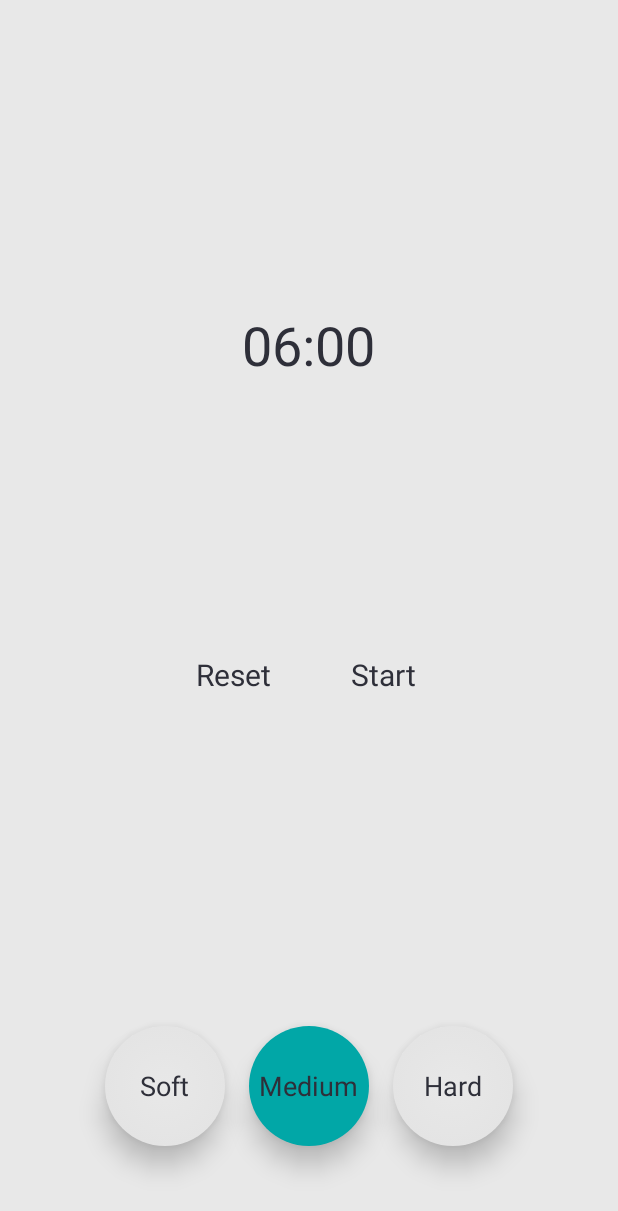
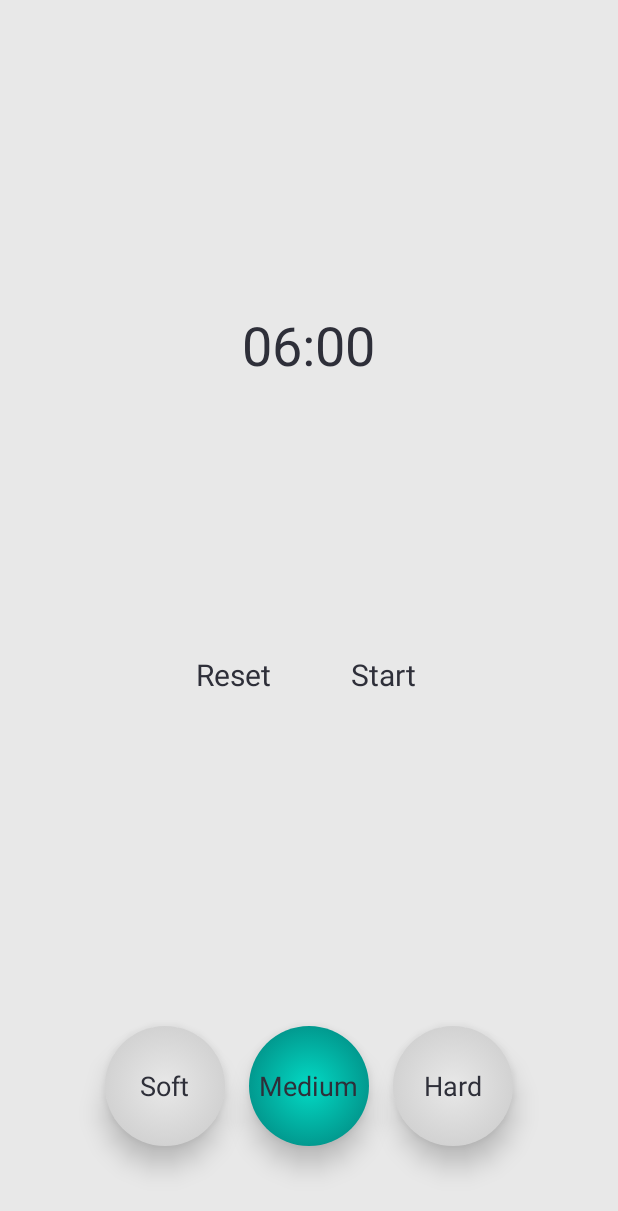
Before and after one commit to tarikyasar/android-egg-timer, an Android app: the layout activity_main.xml on its own in the app's theme, with its tools: preview values and no code run, on a phone screen of 412 x 824 dp. Shown: the top 1211 px of the screen. Run offline under Robolectric (Android 15) with nearby library versions, the phone set to English and light mode, and no system bars; plain views replace NeumorphicFrameLayout.

Commit message:
Update radio button color

```diff
--- a/app/src/main/res/drawable/bg_radio_button_type_not_selected_left.xml
+++ b/app/src/main/res/drawable/bg_radio_button_type_not_selected_left.xml
@@ -2,8 +2,8 @@
 <shape xmlns:android="http://schemas.android.com/apk/res/android"
     android:shape="oval">
     <gradient
-        android:type="radial"
+        android:endColor="?attr/colorSecondaryContainer"
         android:gradientRadius="100%p"
         android:startColor="?attr/colorSurface"
-        android:endColor="?attr/colorSecondaryContainer" />
+        android:type="radial" />
 </shape>
--- a/app/src/main/res/drawable/bg_radio_button_type_selected_left.xml
+++ b/app/src/main/res/drawable/bg_radio_button_type_selected_left.xml
@@ -1,5 +1,9 @@
 <?xml version="1.0" encoding="utf-8"?>
 <shape xmlns:android="http://schemas.android.com/apk/res/android"
     android:shape="oval">
-    <solid android:color="@color/color_selected_option" />
+    <gradient
+        android:endColor="?attr/colorAccent"
+        android:gradientRadius="100%p"
+        android:startColor="?attr/colorSecondary"
+        android:type="radial" />
 </shape>
--- a/app/src/main/res/drawable/bg_radio_button_type_selected_middle.xml
+++ b/app/src/main/res/drawable/bg_radio_button_type_selected_middle.xml
@@ -1,5 +1,9 @@
 <?xml version="1.0" encoding="utf-8"?>
 <shape xmlns:android="http://schemas.android.com/apk/res/android"
     android:shape="oval">
-    <solid android:color="@color/color_selected_option" />
+    <gradient
+        android:endColor="?attr/colorAccent"
+        android:gradientRadius="100%p"
+        android:startColor="?attr/colorSecondary"
+        android:type="radial" />
 </shape>
--- a/app/src/main/res/drawable/bg_radio_button_type_selected_right.xml
+++ b/app/src/main/res/drawable/bg_radio_button_type_selected_right.xml
@@ -1,5 +1,9 @@
 <?xml version="1.0" encoding="utf-8"?>
 <shape xmlns:android="http://schemas.android.com/apk/res/android"
     android:shape="oval">
-    <solid android:color="@color/color_selected_option" />
+    <gradient
+        android:endColor="?attr/colorAccent"
+        android:gradientRadius="100%p"
+        android:startColor="?attr/colorSecondary"
+        android:type="radial" />
 </shape>
--- a/app/src/main/res/values-night/themes.xml
+++ b/app/src/main/res/values-night/themes.xml
@@ -16,5 +16,6 @@
         <item name="colorSurface">@color/color_background_dark</item>
         <item name="colorOnSurface">@color/color_text_dark</item>
         <item name="colorSecondaryContainer">@color/color_background_dark_2</item>
+        <item name="colorAccent">@color/color_start_button_dark</item>
     </style>
 </resources>
--- a/app/src/main/res/values/colors.xml
+++ b/app/src/main/res/values/colors.xml
@@ -8,15 +8,16 @@
     <color name="black">#FF000000</color>
     <color name="white">#FFFFFFFF</color>
     <color name="color_start_button">#01A7A7</color>
+    <color name="color_start_button_dark">#005959</color>
     <color name="color_stop_button">#FF5456</color>
     <color name="color_selected_option">@color/color_start_button</color>
+    <color name="color_selected_option_dark">@color/color_start_button_dark</color>
     <!-- Light Mode Colors -->
     <color name="color_background_light">#E8E8E8</color>
-    <color name="color_background_light_2">#E0E0E0</color>
+    <color name="color_background_light_2">#BCBCBC</color>
     <color name="color_text_light">@color/color_background_dark</color>
     <!-- Dark Mode Colors -->
     <color name="color_background_dark">#2E2F39</color>
     <color name="color_background_dark_2">#202127</color>
     <color name="color_text_dark">@color/color_background_light</color>
-
 </resources>
--- a/app/src/main/res/values/themes.xml
+++ b/app/src/main/res/values/themes.xml
@@ -16,6 +16,7 @@
         <item name="colorSurface">@color/color_background_light</item>
         <item name="colorOnSurface">@color/color_text_light</item>
         <item name="colorSecondaryContainer">@color/color_background_light_2</item>
+        <item name="colorAccent">@color/color_start_button_dark</item>
     </style>
 
     <style name="CustomAlertDialog" parent="Theme.AppCompat.Light.Dialog.Alert">
```
